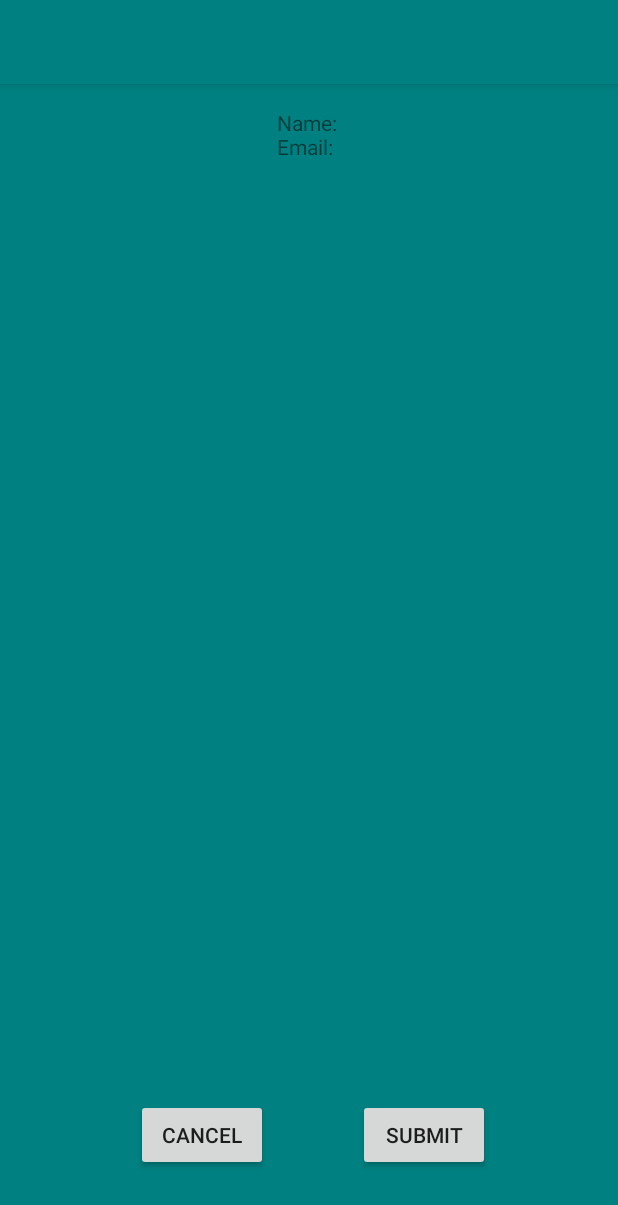
After one commit to BModlin1996/CSCI_490_Project, an Android app: the PaymentConfirmation screen opened directly, with no data from a screen before it, on a phone screen of 412 x 824 dp. The commit adds this screen. Shown: the top 1205 px of the screen. Run offline under Robolectric (Android 15) with nearby library versions, the phone set to English and light mode, and no system bars.

Commit message:
Classes added:     - Student     - Bill     - DBConnect

```diff
--- a/app/build.gradle
+++ b/app/build.gradle
@@ -23,7 +23,9 @@ dependencies {
     implementation 'com.android.support:appcompat-v7:26.1.0'
     implementation 'com.android.support.constraint:constraint-layout:1.1.2'
     implementation 'com.android.support:design:26.1.0'
+    implementation 'com.android.support:support-v4:26.1.0'
     testImplementation 'junit:junit:4.12'
     androidTestImplementation 'com.android.support.test:runner:1.0.2'
     androidTestImplementation 'com.android.support.test.espresso:espresso-core:3.0.2'
+    implementation 'com.android.support:gridlayout-v7:26.1.0'
 }
--- a/app/src/main/AndroidManifest.xml
+++ b/app/src/main/AndroidManifest.xml
@@ -20,7 +20,11 @@
             android:name=".CheckOutForm"
             android:label="@string/title_activity_check_out_form"
             android:theme="@style/AppTheme.NoActionBar" />
-        <activity android:name=".AppealActivity"></activity>
+        <activity android:name=".AppealActivity" />
+        <activity
+            android:name=".PaymentConfirmation"
+            android:label="@string/title_activity_payment_confirmation"
+            android:theme="@style/AppTheme.NoActionBar"></activity>
     </application>
 
 </manifest>
--- /dev/null
+++ b/app/src/main/java/com/games/baileymodlin/csci_490_project/PaymentConfirmation.java
@@ -0,0 +1,26 @@
+package com.games.baileymodlin.csci_490_project;
+
+import android.os.Bundle;
+import android.support.design.widget.FloatingActionButton;
+import android.support.design.widget.Snackbar;
+import android.support.v7.app.AppCompatActivity;
+import android.support.v7.widget.Toolbar;
+import android.view.View;
+import android.widget.TextView;
+
+public class PaymentConfirmation extends AppCompatActivity {
+
+    @Override
+    protected void onCreate(Bundle savedInstanceState) {
+        super.onCreate(savedInstanceState);
+        setContentView(R.layout.activity_payment_confirmation);
+        TextView confirmText = (TextView) findViewById(R.id.billConfirmView);
+        String name = "";
+        String email = "";
+
+        confirmText.setText("Name: " + name + "\n" + "Email: " + email + "\n");
+
+
+    }
+
+}
--- /dev/null
+++ b/app/src/main/res/layout/activity_payment_confirmation.xml
@@ -0,0 +1,26 @@
+<?xml version="1.0" encoding="utf-8"?>
+<android.support.design.widget.CoordinatorLayout xmlns:android="http://schemas.android.com/apk/res/android"
+    xmlns:app="http://schemas.android.com/apk/res-auto"
+    xmlns:tools="http://schemas.android.com/tools"
+    android:layout_width="match_parent"
+    android:layout_height="match_parent"
+    tools:context=".PaymentConfirmation"
+    android:background="@color/colorPrimary">
+
+    <android.support.design.widget.AppBarLayout
+        android:layout_width="match_parent"
+        android:layout_height="wrap_content"
+        android:theme="@style/AppTheme.NoActionBar">
+
+        <android.support.v7.widget.Toolbar
+            android:id="@+id/toolbar"
+            android:layout_width="match_parent"
+            android:layout_height="?attr/actionBarSize"
+            android:background="?attr/colorPrimary"
+            app:popupTheme="@style/AppTheme.PopupOverlay" />
+
+    </android.support.design.widget.AppBarLayout>
+
+    <include layout="@layout/content_payment_confirmation" />
+
+</android.support.design.widget.CoordinatorLayout>
--- /dev/null
+++ b/app/src/main/res/layout/content_payment_confirmation.xml
@@ -0,0 +1,49 @@
+<?xml version="1.0" encoding="utf-8"?>
+<android.support.constraint.ConstraintLayout xmlns:android="http://schemas.android.com/apk/res/android"
+    xmlns:app="http://schemas.android.com/apk/res-auto"
+    xmlns:tools="http://schemas.android.com/tools"
+    android:layout_width="match_parent"
+    android:layout_height="match_parent"
+    app:layout_behavior="@string/appbar_scrolling_view_behavior"
+    tools:context=".PaymentConfirmation"
+    tools:showIn="@layout/activity_payment_confirmation">
+
+    <TextView
+        android:id="@+id/billConfirmView"
+        android:layout_width="wrap_content"
+        android:layout_height="wrap_content"
+        android:layout_marginEnd="8dp"
+        android:layout_marginStart="8dp"
+        android:layout_marginTop="16dp"
+        app:layout_constraintEnd_toEndOf="parent"
+        app:layout_constraintStart_toStartOf="parent"
+        app:layout_constraintTop_toTopOf="parent" />
+
+    <Button
+        android:id="@+id/cancelButton"
+        android:layout_width="wrap_content"
+        android:layout_height="wrap_content"
+        android:layout_marginEnd="8dp"
+        android:layout_marginStart="60dp"
+        android:layout_marginTop="8dp"
+        android:text="@string/cancelButton"
+        app:layout_constraintBottom_toBottomOf="parent"
+        app:layout_constraintEnd_toStartOf="@+id/confirmButton"
+        app:layout_constraintHorizontal_bias="0.37"
+        app:layout_constraintStart_toStartOf="parent"
+        app:layout_constraintTop_toBottomOf="@+id/billConfirmView"
+        app:layout_constraintVertical_bias="0.933" />
+
+    <Button
+        android:id="@+id/confirmButton"
+        android:layout_width="wrap_content"
+        android:layout_height="wrap_content"
+        android:layout_marginTop="8dp"
+        android:text="@string/submitButton"
+        app:layout_constraintBottom_toBottomOf="parent"
+        app:layout_constraintEnd_toEndOf="parent"
+        app:layout_constraintHorizontal_bias="0.736"
+        app:layout_constraintStart_toStartOf="parent"
+        app:layout_constraintTop_toBottomOf="@+id/billConfirmView"
+        app:layout_constraintVertical_bias="0.933" />
+</android.support.constraint.ConstraintLayout>
--- a/app/src/main/res/values/strings.xml
+++ b/app/src/main/res/values/strings.xml
@@ -29,4 +29,8 @@
         <item>Paid Off Citation</item>
         <item>Other</item>
     </string-array>
+
+    <!-- TODO: Remove or change this placeholder text -->
+    <string name="hello_blank_fragment">Hello blank fragment</string>
+    <string name="title_activity_payment_confirmation">PaymentConfirmation</string>
 </resources>
```
Also changed, not shown: app/src/main/java/com/games/baileymodlin/csci_490_project/CardVerify.java (+7 -1 lines), app/src/main/java/com/games/baileymodlin/csci_490_project/CheckOutForm.java (+2 -5 lines), app/src/main/java/com/games/baileymodlin/csci_490_project/DBConnect.java (+11 -1 lines), app/src/main/java/com/games/baileymodlin/csci_490_project/Student.java (+4 -22 lines), 2 other files.
